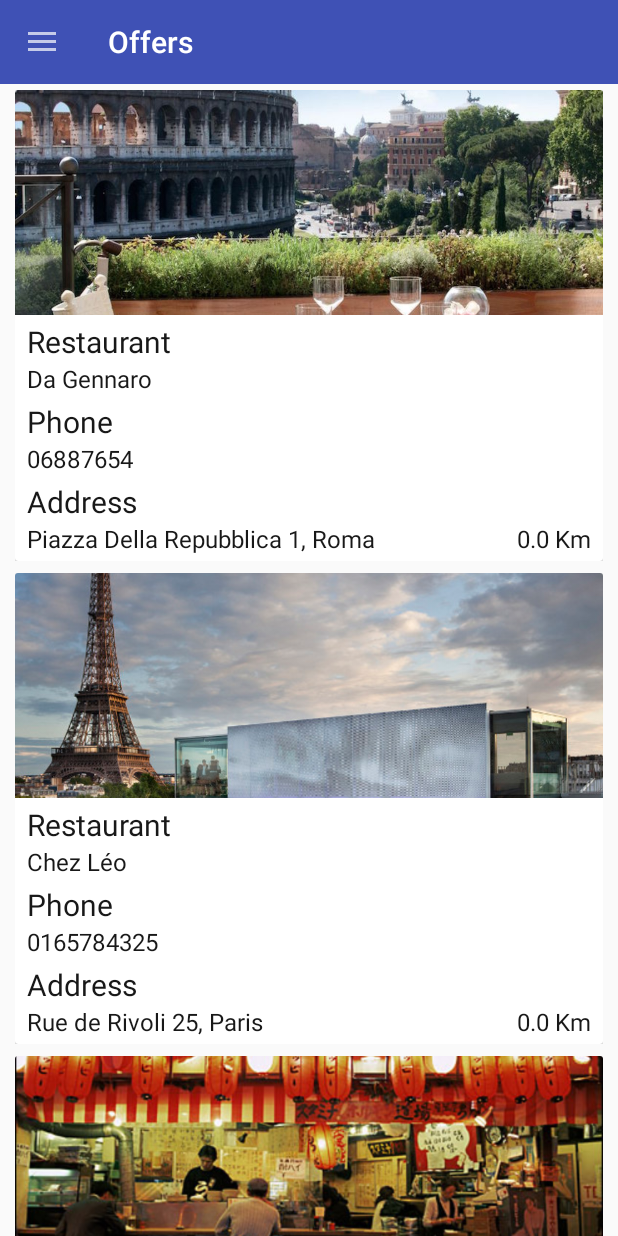
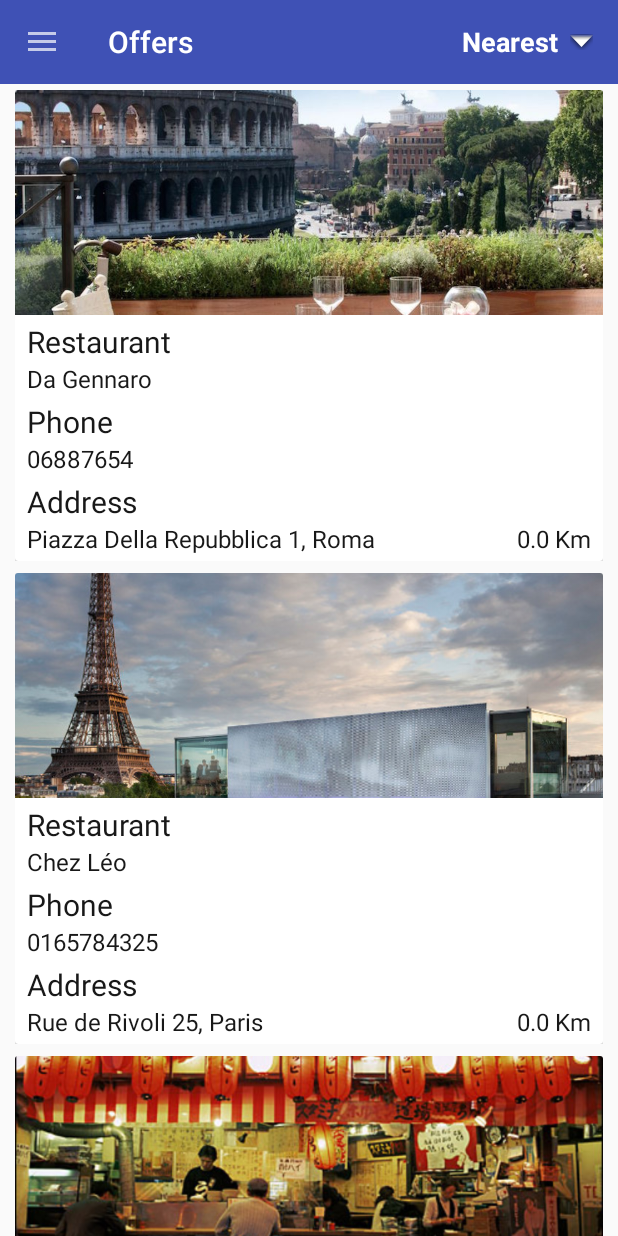
Before and after one commit to pmgrp/Lab3, an Android app: the fragment FragmentShowRestaurants placed in its activity, on a phone screen of 412 x 824 dp. Run offline under Robolectric (Android 15) with nearby library versions, the phone set to English and light mode, and no system bars; 4 statements that could not run were skipped.

Commit message:
fixed on android 4.4
android 4.4 fixed

```diff
--- a/app/src/main/AndroidManifest.xml
+++ b/app/src/main/AndroidManifest.xml
@@ -14,14 +14,13 @@
         <activity
             android:name=".ActivityMain"
             android:label="@string/app_name"
-            android:theme="@style/AppTheme.NoActionBar">
+            android:theme="@style/AppTheme.Base">
             <intent-filter>
                 <action android:name="android.intent.action.MAIN" />
 
                 <category android:name="android.intent.category.LAUNCHER" />
             </intent-filter>
         </activity>
-        <activity android:name=".OfferDetails" />
         <activity android:name=".ShowOfferDetails"></activity>
     </application>
 
--- a/app/src/main/java/com/sorbellini/s214631/lab3/ActivityMain.java
+++ b/app/src/main/java/com/sorbellini/s214631/lab3/ActivityMain.java
@@ -41,12 +41,33 @@
     boolean mDrawerClick;
     //spinner
     Spinner spinner;
+    //used to pre
+    int current_fragment=0;
+    int spinner_position=0;
 
     @Override
     protected void onCreate(Bundle savedInstanceState) {
         super.onCreate(savedInstanceState);
+        //to know after a screen rotation what was current fragment in view
+        if(savedInstanceState != null){
+            current_fragment = savedInstanceState.getInt("current_fragment");
+            spinner_position = savedInstanceState.getInt("spinner_position");
+        }
         setContentView(R.layout.activity_main);
         Toolbar toolbar = (Toolbar) findViewById(R.id.toolbar_spinner);
+        setSupportActionBar(toolbar);
+        getSupportActionBar().setDisplayHomeAsUpEnabled(true);
+        getSupportActionBar().setHomeButtonEnabled(true);
+
+        /**
+         * Set Api for location
+         */
+
+        if (mGoogleApiClient == null) {
+            // Building the GoogleApi client
+            buildGoogleApiClient();
+        }
+
         /**
          * Drawer (The side menu)
          */
@@ -87,16 +108,14 @@
             }
         };
         mDrawerLayout.addDrawerListener(mDrawerToggle);
-        setSupportActionBar(toolbar);
-        getSupportActionBar().setDisplayHomeAsUpEnabled(true);
-        getSupportActionBar().setHomeButtonEnabled(true);
         mDrawerToggle.syncState();
 
         /**
          * Spinner (the switch on the toolbar)
-         */
+         *
+         * */
         spinner = (Spinner) findViewById(R.id.spinner);
-        ArrayAdapter spinnerAdapter = ArrayAdapter.createFromResource(getApplicationContext(), R.array.spinner_options, R.layout.spinner_item);
+        final ArrayAdapter spinnerAdapter = ArrayAdapter.createFromResource(getApplicationContext(), R.array.spinner_options, R.layout.spinner_item);
         spinnerAdapter.setDropDownViewResource(R.layout.spinner_dropdown_item);
         spinner.setAdapter(spinnerAdapter);
         if (spinner != null) {
@@ -108,42 +127,63 @@
                     switch (position) {
                         case 0:
                             //offers ordered by distance
-                            fo = (FragmentShowOffers) getSupportFragmentManager().findFragmentById(R.id.frame_container);
-                            if(fo != null)
+                            //fo = (FragmentShowOffers) getSupportFragmentManager().findFragmentById(R.id.frame_container);
+                            fo = (FragmentShowOffers) getSupportFragmentManager().findFragmentByTag("OFFERS");
+                            if(fo != null) {
+                                //fo.updateDistance();
                                 fo.sortByDistance();
+                            }
+                            spinner_position = 0;
                             break;
                         case 1:
                             //offers ordered by price
-                            fo = (FragmentShowOffers) getSupportFragmentManager().findFragmentById(R.id.frame_container);
-                            if(fo != null)
+                            //fo = (FragmentShowOffers) getSupportFragmentManager().findFragmentById(R.id.frame_container);
+                            fo = (FragmentShowOffers) getSupportFragmentManager().findFragmentByTag("OFFERS");
+                            if(fo != null) {
+                                //fo.updateDistance();
                                 fo.sortByPrice();
+                            }
+                            spinner_position = 1;
                             break;
                     }
                 }
 
                 @Override
                 public void onNothingSelected(AdapterView<?> parentView) {
-                    //
+                    FragmentShowOffers fo;
+                    fo = (FragmentShowOffers) getSupportFragmentManager().findFragmentByTag("OFFERS");
+                    if(fo != null) {
+                        //fo.updateDistance();
+                        fo.sortByDistance();
+                    }
+                    spinner_position = 0;
                 }
 
             });
         }
 
         /**
-         * Set Api for location and place Offers fragment
+         * populate view according to current fragment
          */
-
-        if (mGoogleApiClient == null) {
-            // Building the GoogleApi client
-            buildGoogleApiClient();
+        switch (current_fragment) {
+            //activity has been just created
+            case 0:
+                getSupportActionBar().setTitle("Offers");
+                FragmentShowOffers fragment = new FragmentShowOffers();
+                getSupportFragmentManager().beginTransaction()
+                        .replace(R.id.frame_container, fragment, "OFFERS").commit();
+                break;
+            //offer fragment is the one in the view
+            case 1:
+                spinner.setVisibility(View.VISIBLE);
+                getSupportActionBar().setTitle("Offers");
+                break;
+            //restaurant fragment is the one in the view
+            case 2:
+                spinner.setVisibility(View.GONE);
+                getSupportActionBar().setTitle("Restaurants");
+                break;
         }
-
-        //Offers take the place of frame container
-        getSupportActionBar().setTitle("Offers");
-        Fragment fragment = new FragmentShowOffers();
-        getSupportFragmentManager().beginTransaction()
-                .replace(R.id.frame_container, fragment).commit();
-
     }
 
     /**
@@ -176,19 +216,22 @@
                 spinner.setVisibility(View.VISIBLE);
                 mDrawerList.setSelection(0);
                 getSupportActionBar().setTitle("Offers");
-                getSupportActionBar().setDisplayShowTitleEnabled(true);
+                //getSupportActionBar().setDisplayShowTitleEnabled(true);
                 fragment = new FragmentShowOffers();
                 getSupportFragmentManager().beginTransaction()
-                        .replace(R.id.frame_container, fragment).commit();
+                        .replace(R.id.frame_container, fragment, "OFFERS").commit();
+                current_fragment = 1;
                 break;
             case 1:
                 //mDrawerLayout.closeDrawer(mDrawerList);
+                spinner.setVisibility(View.GONE);
                 mDrawerList.setSelection(1);
                 getSupportActionBar().setTitle("Restaurants");
-                getSupportActionBar().setDisplayShowTitleEnabled(true);
+                //getSupportActionBar().setDisplayShowTitleEnabled(true);
                 fragment = new FragmentShowRestaurants();
                 getSupportFragmentManager().beginTransaction()
-                        .replace(R.id.frame_container, fragment).commit();
+                        .replace(R.id.frame_container, fragment, "RESTAURANTS").commit();
+                current_fragment = 2;
                 break;
             case 2:
                 // TODO
@@ -245,10 +288,21 @@
             mLastLocation = LocationServices.FusedLocationApi.getLastLocation(mGoogleApiClient);
         }
         //if a fragment with offers has already been created updates the view
-        FragmentShowOffers fo = (FragmentShowOffers)getSupportFragmentManager().findFragmentById(R.id.frame_container);
+        FragmentShowOffers fo = (FragmentShowOffers)getSupportFragmentManager().findFragmentByTag("OFFERS");
         if(fo!=null){
             fo.updateDistance();
-            fo.sortByDistance();
+            switch (spinner_position) {
+                case 0:
+                    fo.sortByDistance();
+                    break;
+                case 1:
+                    break;
+            }
+        }
+        FragmentShowRestaurants fr = (FragmentShowRestaurants) getSupportFragmentManager().findFragmentByTag("RESTAURANTS");
+        if(fr!=null){
+            fr.updateDistance();
+            fr.sortByDistance();
         }
 
     }
@@ -291,9 +345,17 @@
         super.onStop();
     }
 
+    @Override
+    protected void onSaveInstanceState(Bundle outState) {
+        outState.putInt("current_fragment", current_fragment);
+        outState.putInt("spinner_position", spinner_position);
+        super.onSaveInstanceState(outState);
+    }
+
     //this get method is used by fragments inside this activity
     public Location getLocation(){
         return this.mLastLocation;
     }
+    public int getSpinnerPosition() {return this.spinner_position;}
 
 }
--- a/app/src/main/java/com/sorbellini/s214631/lab3/FragmentShowOffers.java
+++ b/app/src/main/java/com/sorbellini/s214631/lab3/FragmentShowOffers.java
@@ -9,6 +9,10 @@
 import android.view.LayoutInflater;
 import android.view.View;
 import android.view.ViewGroup;
+import android.widget.AdapterView;
+import android.widget.ArrayAdapter;
+import android.widget.Spinner;
+
 import java.util.ArrayList;
 import java.util.Collections;
 
@@ -20,6 +24,7 @@
     ArrayList<DailyOffer> offers;
     FragmentListener mCallback;
     Location mLastLocation;
+    int spinner_position;
 
     public FragmentShowOffers() {
         // Required empty public constructor
@@ -28,6 +33,7 @@
     //implements an interface to retrieve location from activity
     public interface FragmentListener {
         Location getLocation();
+        int getSpinnerPosition();
     }
 
     @Override
@@ -73,7 +79,15 @@
         cardAdapter = new AdapterShowOffers(offers);
         rv.setAdapter(cardAdapter);
         updateDistance();
-        sortByDistance();
+        spinner_position = mCallback.getSpinnerPosition();
+        switch (spinner_position){
+            case 0:
+                sortByDistance();
+                break;
+            case 1:
+                sortByPrice();
+                break;
+        }
     }
 
     public void updateDistance(){
--- a/app/src/main/java/com/sorbellini/s214631/lab3/FragmentShowRestaurants.java
+++ b/app/src/main/java/com/sorbellini/s214631/lab3/FragmentShowRestaurants.java
@@ -52,21 +52,6 @@
         super.onCreate(savedInstanceState);
         restaurants = DataGen.makeRestaurants();
 
-        //hide spinner from parent activity
-        Spinner spinner = (Spinner)getActivity().findViewById(R.id.spinner);
-        spinner.setVisibility(View.GONE);
-
-        mLastLocation = mCallback.getLocation();
-
-        if (mLastLocation != null) {
-            //compute distance in meters in distance[0]
-            for (int i = 0; i < restaurants.size(); i++) {
-                Location.distanceBetween(mLastLocation.getLatitude(), mLastLocation.getLongitude(),
-                        restaurants.get(i).getLatitude(), restaurants.get(i).getLongitude(), restaurants.get(i).distance);
-            }
-            Collections.sort(restaurants, new RestaurantDistanceComparator());
-        }
-
     }
 
     @Override
@@ -85,6 +70,26 @@
         rv.setLayoutManager(llm);
         cardAdapter = new AdapterShowRestaurants(restaurants);
         rv.setAdapter(cardAdapter);
+        updateDistance();
+        sortByDistance();
 
     }
+
+    public void updateDistance(){
+        mLastLocation = mCallback.getLocation();
+        if (mLastLocation != null) {
+            //compute distance in meters in distance[0]
+            for (int i = 0; i < restaurants.size(); i++) {
+                Location.distanceBetween(mLastLocation.getLatitude(), mLastLocation.getLongitude(),
+                        restaurants.get(i).getLatitude(), restaurants.get(i).getLongitude(), restaurants.get(i).distance);
+            }
+        }
+    }
+
+    public void sortByDistance() {
+        if (restaurants != null)
+            Collections.sort(restaurants, new RestaurantDistanceComparator());
+        if (cardAdapter != null)
+            cardAdapter.notifyDataSetChanged();
+    }
 }
--- a/app/src/main/res/values/styles.xml
+++ b/app/src/main/res/values/styles.xml
@@ -1,7 +1,7 @@
 <resources>
 
     <!-- Base application theme. -->
-    <style name="AppTheme.Base" parent="Theme.AppCompat.Light">
+    <style name="AppTheme.Base" parent="Theme.AppCompat.Light.NoActionBar">
         <!-- Customize your theme here. -->
         <item name="colorPrimary">@color/colorPrimary</item>
         <item name="colorPrimaryDark">@color/colorPrimaryDark</item>
```
